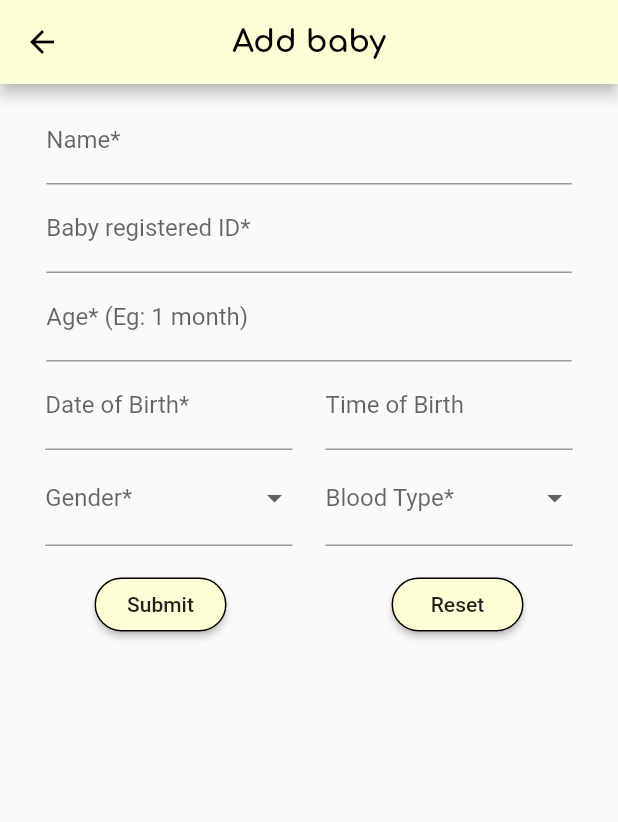
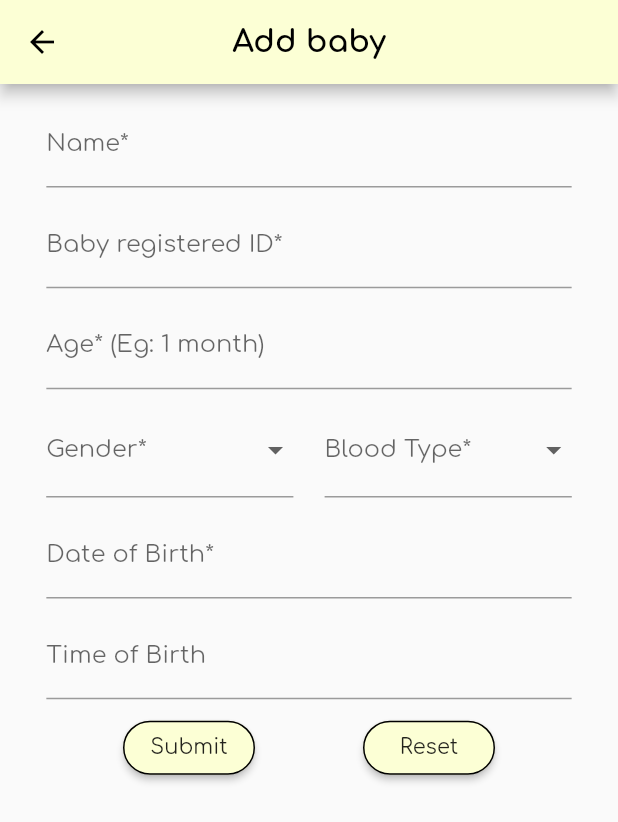
Before and after one commit to laipenghung/Bundle-Of-Joy, a Flutter app: the AddBaby screen opened directly, after a tap on "Submit", on a phone screen of 412 x 824 dp. Shown: the top 822 px of the screen. Run offline on Flutter 3.47's test engine with Material 2 defaults, Android fonts, the phone set to English and light mode, and no system bars; drawn by our look-alikes of flutter_form_builder; our stand-ins replace cloud_firestore, firebase_auth, firebase_core, flutter_local_notifications, flutter_native_timezone, flutter_signin_button and 6 more; missing offline and left inert: flare_splash_screen, flutter_facebook_login, flutter_phone_direct_caller, fluttercontactpicker; accounts and stored records are empty.

Commit message:
Add baby OK

```diff
--- a/main/bundle_of_joy/lib/baby/addBaby.dart
+++ b/main/bundle_of_joy/lib/baby/addBaby.dart
@@ -2,7 +2,7 @@ import "package:flutter/cupertino.dart";
 import "package:flutter/material.dart";
 import "package:firebase_auth/firebase_auth.dart";
 import "package:cloud_firestore/cloud_firestore.dart";
-import 'package:intl/intl.dart';
+import "package:intl/intl.dart";
 import "baby.dart";
 import "package:flutter_form_builder/flutter_form_builder.dart";
 
@@ -16,10 +16,9 @@ class _AddBaby extends State<AddBaby>{
 
   @override
   Widget build(BuildContext context) {
-    final User user = FirebaseAuth.instance.currentUser;
-    //DocumentReference babyDoc = FirebaseFirestore.instance.collection("mother").doc(user.uid).collection("baby");
     double longWidth = MediaQuery.of(context).size.width * 0.85;
     double shortWidth = MediaQuery.of(context).size.width * 0.4;
+    double shortHeight = MediaQuery.of(context).size.height * 0.01;
     double fontSizeTitle = MediaQuery.of(context).size.width * 0.05;
 
     return Scaffold(
@@ -43,7 +42,7 @@ class _AddBaby extends State<AddBaby>{
         child: FormBuilder(
           key: _key,
           child: Padding(
-            padding: EdgeInsets.all(8.0),
+            padding: EdgeInsets.all(10.0),
             child: Column(
               children: [
                 Row(
@@ -53,7 +52,12 @@ class _AddBaby extends State<AddBaby>{
                       width: longWidth,
                       child: FormBuilderTextField(
                         attribute: "name",
-                        decoration: InputDecoration(labelText: "Name*"),
+                        decoration: InputDecoration(
+                            labelText: "Name*",
+                            labelStyle: TextStyle(
+                              fontFamily: "Comfortaa",
+                            )
+                        ),
                         validators: [
                           FormBuilderValidators.required(),
                         ],
@@ -65,10 +69,16 @@ class _AddBaby extends State<AddBaby>{
                   mainAxisAlignment: MainAxisAlignment.center,
                   children: [
                     Container(
+                      margin: EdgeInsets.only(top: shortHeight),
                       width: longWidth,
                       child: FormBuilderTextField(
                         attribute: "registered_id",
-                        decoration: InputDecoration(labelText: "Baby registered ID*"),
+                        decoration: InputDecoration(
+                            labelText: "Baby registered ID*",
+                            labelStyle: TextStyle(
+                              fontFamily: "Comfortaa",
+                            )
+                        ),
                         validators: [
                           FormBuilderValidators.required(),
                         ],
@@ -80,10 +90,16 @@ class _AddBaby extends State<AddBaby>{
                   mainAxisAlignment: MainAxisAlignment.center,
                   children: [
                     Container(
+                      margin: EdgeInsets.only(top: shortHeight),
                       width: longWidth,
                       child: FormBuilderTextField(
                         attribute: "age",
-                        decoration: InputDecoration(labelText: "Age* (Eg: 1 month)"),
+                        decoration: InputDecoration(
+                            labelText: "Age* (Eg: 1 month)",
+                            labelStyle: TextStyle(
+                              fontFamily: "Comfortaa",
+                            )
+                        ),
                         validators: [
                           FormBuilderValidators.required(),
                         ],
@@ -95,36 +111,16 @@ class _AddBaby extends State<AddBaby>{
                   mainAxisAlignment: MainAxisAlignment.spaceEvenly,
                   children: [
                     Container(
-                      width: shortWidth,
-                      child: FormBuilderDateTimePicker(
-                        attribute: "dob",
-                        inputType: InputType.date,
-                        format: DateFormat("yyyy-MM-dd"),
-                        decoration: InputDecoration(labelText: "Date of Birth*"),
-                        validators: [
-                          FormBuilderValidators.required(),
-                        ],
-                      ),
-                    ),
-                    Container(
-                      width: shortWidth,
-                      child: FormBuilderDateTimePicker(
-                        attribute: "tob",
-                        inputType: InputType.time,
-                        format: DateFormat("H:m"),
-                        decoration: InputDecoration(labelText: "Time of Birth"),
-                      ),
-                    ),
-                  ],
-                ),
-                Row(
-                  mainAxisAlignment: MainAxisAlignment.spaceEvenly,
-                  children: [
-                    Container(
+                      margin: EdgeInsets.only(top: shortHeight),
                       width: shortWidth,
                       child: FormBuilderDropdown(
                         attribute: "gender",
-                        decoration: InputDecoration(labelText: "Gender*"),
+                        dropdownColor: Color(0xFFFCFFD5),
+                        decoration: InputDecoration(
+                            labelText: "Gender*",
+                            labelStyle: TextStyle(
+                              fontFamily: "Comfortaa",
+                            )),
                         validators: [FormBuilderValidators.required()],
                         items: ["Male", "Female"].map((gender) => DropdownMenuItem(
                             value: gender,
@@ -133,10 +129,17 @@ class _AddBaby extends State<AddBaby>{
                       ),
                     ),
                     Container(
+                      margin: EdgeInsets.only(top: shortHeight),
                       width: shortWidth,
                       child: FormBuilderDropdown(
                         attribute: "bloodType",
-                        decoration: InputDecoration(labelText: "Blood Type*"),
+                        dropdownColor: Color(0xFFFCFFD5),
+                        decoration: InputDecoration(
+                            labelText: "Blood Type*",
+                            labelStyle: TextStyle(
+                              fontFamily: "Comfortaa",
+                            )
+                        ),
                         validators: [FormBuilderValidators.required()],
                         items: ["A+", "A-", "B+", "B-", "O+", "O-", "AB+", "AB-"].map((bloodType) => DropdownMenuItem(
                             value: bloodType,
@@ -146,10 +149,53 @@ class _AddBaby extends State<AddBaby>{
                     ),
                   ],
                 ),
+                Row(
+                  mainAxisAlignment: MainAxisAlignment.center,
+                  children: [
+                    Container(
+                      margin: EdgeInsets.only(top: shortHeight),
+                      width: longWidth,
+                      child: FormBuilderDateTimePicker(
+                        attribute: "dob",
+                        inputType: InputType.date,
+                        format: DateFormat("yyyy-MM-dd"),
+                        decoration: InputDecoration(
+                            labelText: "Date of Birth*",
+                            labelStyle: TextStyle(
+                              fontFamily: "Comfortaa",
+                            )
+                        ),
+                        validators: [
+                          FormBuilderValidators.required(),
+                        ],
+                      ),
+                    ),
+                  ],
+                ),
+                Row(
+                  mainAxisAlignment: MainAxisAlignment.spaceEvenly,
+                  children: [
+                    Container(
+                      margin: EdgeInsets.only(top: shortHeight),
+                      width: longWidth,
+                      child: FormBuilderDateTimePicker(
+                        attribute: "tob",
+                        inputType: InputType.time,
+                        format: DateFormat("H:m"),
+                        decoration: InputDecoration(
+                            labelText: "Time of Birth",
+                            labelStyle: TextStyle(
+                              fontFamily: "Comfortaa",
+                            )
+                        ),
+                      ),
+                    ),
+                  ],
+                ),
                 Padding(
-                  padding: EdgeInsets.only(top: 15),
+                  padding: EdgeInsets.only(top: shortHeight),
                   child: Row(
-                    mainAxisAlignment: MainAxisAlignment.spaceAround,
+                    mainAxisAlignment: MainAxisAlignment.spaceEvenly,
                     children: [
                       RaisedButton(
                         color: Color(0xFFFCFFD5),
@@ -157,10 +203,26 @@ class _AddBaby extends State<AddBaby>{
                             borderRadius: BorderRadius.circular(18),
                             side: BorderSide(width: 1, color: Colors.black)
                         ),
-                        child: Text("Submit"),
+                        child: Text(
+                            "Submit",
+                            style: TextStyle(
+                              fontFamily: "Comfortaa",
+                            )
+                        ),
                         onPressed: (){
                           if(_key.currentState.saveAndValidate()){
                             print(_key.currentState.value);
+                            Baby baby = new Baby.empty();
+                            baby.addBaby(
+                                _key.currentState.value["name"],
+                                _key.currentState.value["registered_id"],
+                                _key.currentState.value["age"],
+                                _key.currentState.value["gender"],
+                                _key.currentState.value["dob"],
+                                _key.currentState.value["tob"],
+                                _key.currentState.value["bloodType"],
+                                context
+                            );
                           }
                         },
                       ),
@@ -170,7 +232,12 @@ class _AddBaby extends State<AddBaby>{
                               borderRadius: BorderRadius.circular(18),
                               side: BorderSide(width: 1, color: Colors.black)
                           ),
-                        child: Text("Reset"),
+                        child: Text(
+                            "Reset",
+                            style: TextStyle(
+                              fontFamily: "Comfortaa",
+                            )
+                        ),
                         onPressed: (){
                           _key.currentState.reset();
                         }
--- a/main/bundle_of_joy/lib/baby/baby.dart
+++ b/main/bundle_of_joy/lib/baby/baby.dart
@@ -1,10 +1,20 @@
-import 'package:cloud_firestore/cloud_firestore.dart';
+import "package:cloud_firestore/cloud_firestore.dart";
+import "package:firebase_auth/firebase_auth.dart";
+import "package:flutter/cupertino.dart";
+import "package:flutter/material.dart";
+import "package:bundle_of_joy/mother-for-baby.dart";
+import "package:fluttertoast/fluttertoast.dart";
 
 class Baby {
   String b_id, m_id, b_registered_id, b_name, b_place_of_birth, b_gender, b_age, b_bloodType, b_mode_of_delivery;
   double b_weight_at_birth, b_length_at_birth, b_head_circumference;
   int b_order;
   Timestamp b_dob;
+
+  final User user = FirebaseAuth.instance.currentUser;
+  final FirebaseFirestore _db = FirebaseFirestore.instance;
+
+  Baby.empty();
 
   Baby(
       this.b_id,
@@ -21,4 +31,42 @@ class Baby {
       this.b_length_at_birth,
       this.b_head_circumference,
       this.b_order);
+
+  Future<void> addBaby(String name, String registered_id, String age, String gender, DateTime dob, DateTime tob, String blood, BuildContext context) async{
+    CollectionReference baby = _db.collection("mother").doc(user.uid).collection("baby");
+    String combinedDate = dob.toString().substring(0, 10) + " " + tob.toString().substring(11, 19);
+    Timestamp timestamp = Timestamp.fromDate(DateTime.parse(combinedDate));
+
+    baby.add({
+      "b_name": name,
+      "b_registered_id": registered_id,
+      "b_age": age,
+      "b_gender": gender,
+      "b_dob": timestamp,
+      "b_bloodType": blood,
+      "b_place_of_birth": "Add location",
+      "b_head_circumference": 0.0,
+      "b_length_at_birth": 0.0,
+      "b_weight_at_birth": 0.0,
+      "b_mode_of_delivery": "Add delivery method",
+      "b_order": 0
+    }).then((value) {
+      baby.doc(value.id).update({
+        "b_id": value.id
+      });
+      print("Baby Added");
+      Navigator.pushReplacement(
+          context,
+          MaterialPageRoute(builder: (BuildContext context){
+            return MotherForBabyTab();
+          })
+      );
+      Fluttertoast.showToast(
+        msg: "Baby Added",
+        toastLength: Toast.LENGTH_LONG,
+      );
+    }).catchError((onError){
+      print("Baby $onError");
+    });
+  }
 }
--- a/main/bundle_of_joy/lib/mother.dart
+++ b/main/bundle_of_joy/lib/mother.dart
@@ -1,4 +1,3 @@
-import "package:firebase_core/firebase_core.dart";
 import "package:firebase_auth/firebase_auth.dart";
 import "package:cloud_firestore/cloud_firestore.dart";
 
--- a/main/bundle_of_joy/pubspec.yaml
+++ b/main/bundle_of_joy/pubspec.yaml
@@ -46,6 +46,7 @@ dependencies:
   flutter_slidable: ^0.5.7
   quiver: ^2.1.3
   flutter_form_builder: ^3.14.0-alpha.4
+  date_format: ^1.0.9
 
 dev_dependencies:
   flutter_test:
```
Also changed, not shown: main/bundle_of_joy/pubspec.lock.
